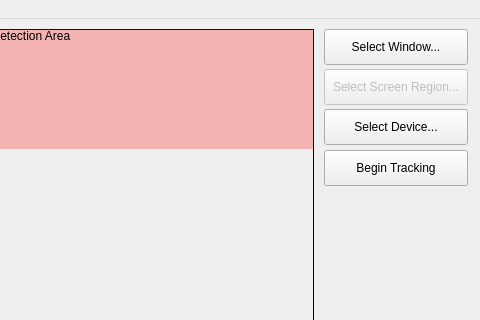
Old version of the form res/design.ui in the repository goth-uhaul/zdcurtain; both pictures show x 336 to 816 and y 0 to 320 of the 816 by 684 pixel window.
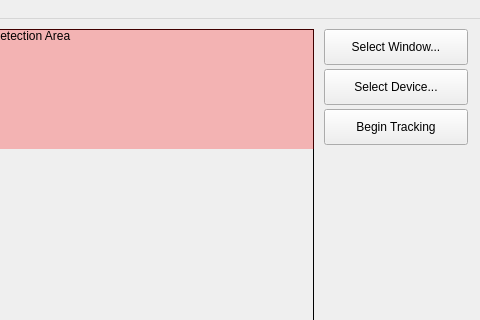
New version of the form.

```diff
--- a/res/design.ui
+++ b/res/design.ui
@@ -76,30 +76,11 @@
      <string>Select Window...</string>
     </property>
    </widget>
-   <widget class="QPushButton" name="select_region_button">
-    <property name="enabled">
-     <bool>false</bool>
-    </property>
-    <property name="geometry">
-     <rect>
-      <x>660</x>
-      <y>50</y>
-      <width>144</width>
-      <height>36</height>
-     </rect>
-    </property>
-    <property name="focusPolicy">
-     <enum>Qt::FocusPolicy::NoFocus</enum>
-    </property>
-    <property name="text">
-     <string>Select Screen Region...</string>
-    </property>
-   </widget>
    <widget class="QPushButton" name="select_device_button">
     <property name="geometry">
      <rect>
       <x>660</x>
-      <y>90</y>
+      <y>50</y>
       <width>144</width>
       <height>36</height>
      </rect>
@@ -930,7 +911,7 @@
     <property name="geometry">
      <rect>
       <x>660</x>
-      <y>131</y>
+      <y>90</y>
       <width>144</width>
       <height>36</height>
      </rect>
```
